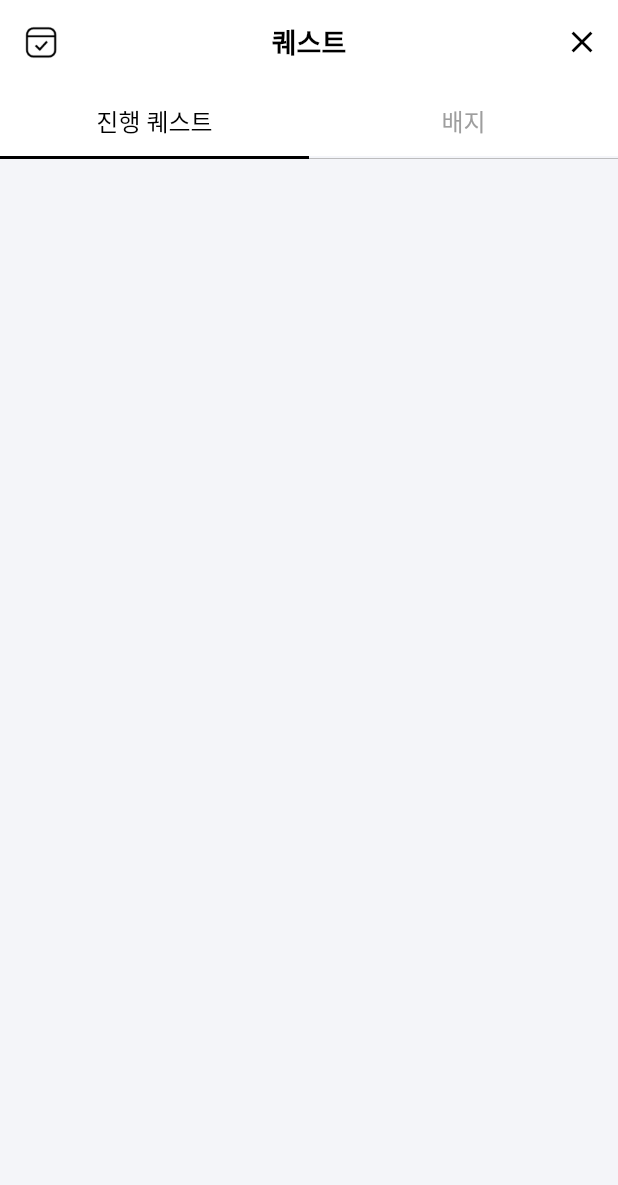
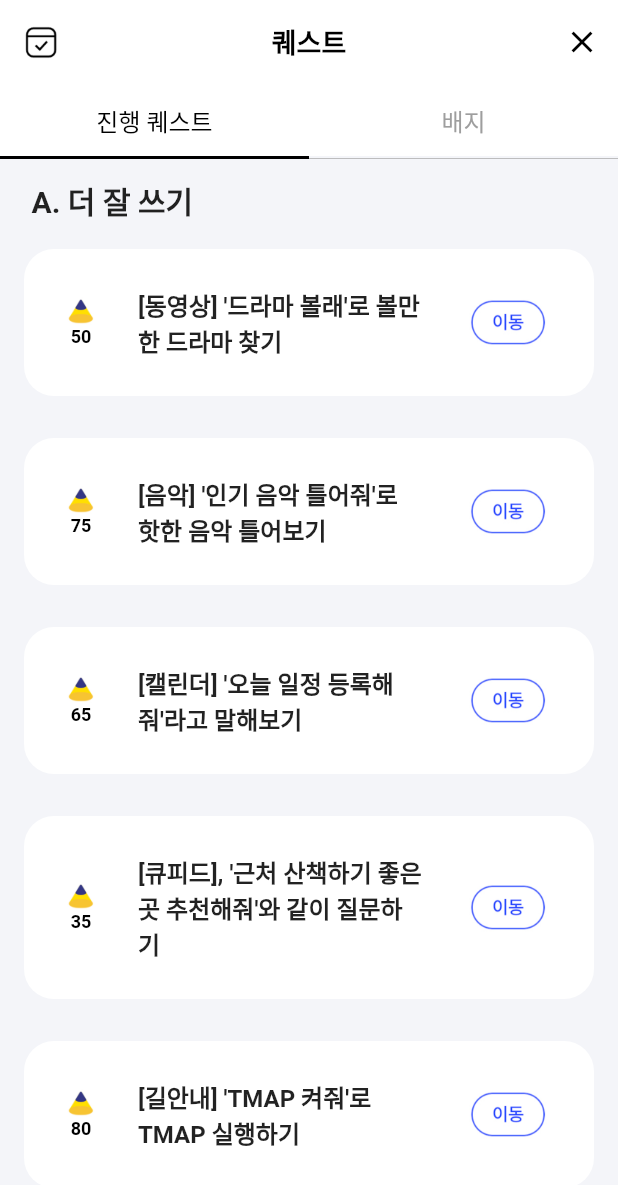
Before and after one commit to SKT-Phoenix/Phoenix, a Flutter app: the Quest screen opened by its route, on a phone screen of 412 x 824 dp. Shown: the top 1185 px of the screen. Run offline on Flutter 3.47's test engine with Material 2 defaults, Android fonts, the phone set to English and light mode, and no system bars; our stand-ins replace get.

```diff
--- a/phoenix/lib/custom_utils.dart
+++ b/phoenix/lib/custom_utils.dart
@@ -13,12 +13,3 @@ class Custom_Utils {
     return Color.fromARGB(255, 244, 245, 249);
   }
 }
-
-class WH extends StatelessWidget {
-  const WH({Key? key}) : super(key: key);
-
-  @override
-  Widget build(BuildContext context) {
-    return Scaffold();
-  }
-}
--- a/phoenix/lib/menu/menu.dart
+++ b/phoenix/lib/menu/menu.dart
@@ -226,6 +226,7 @@ class _MenuState extends State<Menu> {
             service_item("assets/tmap.png", "TMAP"),
             service_item("assets/qpeed.png", "큐피드"),
             service_item("assets/quest.png", "퀘스트"),
+            service_item("assets/issuedot.png", "이슈닷"),
             service_item("assets/reword.png", "리워드"),
           ],
         ),
@@ -254,10 +255,7 @@ class _MenuState extends State<Menu> {
               alignment: Alignment.centerLeft,
               overlayColor: MaterialStateColor.resolveWith(
                   (states) => Custom_Utils().Colors_SKT_Background()),
-            )
-            // backgroundColor:
-            //     MaterialStateColor.resolveWith((states) => Colors.amber)),
-            ),
+            )),
       ),
     );
   }
--- a/phoenix/lib/menu/quest.dart
+++ b/phoenix/lib/menu/quest.dart
@@ -39,8 +39,23 @@ class _QuestState extends State<Quest> {
           )
         ],
       ),
-      body: Column(
-        children: [NavBar(), Nav_Animation(), QuestContent()],
+      body: CustomScrollView(
+        slivers: [
+          SliverAppBar(
+            backgroundColor: Custom_Utils().Colors_SKT_Background(),
+            pinned: true,
+            flexibleSpace: Column(
+              children: [NavBar(), Nav_Animation()],
+            ),
+            bottom: PreferredSize(
+              preferredSize: Size.fromHeight(-6.0),
+              child: SizedBox(),
+            ),
+          ),
+          QuestTitle("A. 더 잘 쓰기"),
+          // QuestSubContent(1)
+          QuestSubContent(subcontents.length)
+        ],
       ),
     );
   }
@@ -48,8 +63,6 @@ class _QuestState extends State<Quest> {
   final List<bool> isSelected = [true, false];
   Widget NavBar() {
     return Container(
-      alignment: Alignment.center,
-      width: double.infinity,
       color: Colors.white,
       child: ToggleButtons(
         selectedColor: Colors.black,
@@ -80,6 +93,7 @@ class _QuestState extends State<Quest> {
   Widget Nav_Content(String name) {
     return Container(
         width: MediaQuery.of(context).size.width * 0.5,
+        // height: 30,
         child: Text(
           name,
           textAlign: TextAlign.center,
@@ -113,9 +127,81 @@ class _QuestState extends State<Quest> {
     );
   }
 
-  Widget QuestContent() {
-    return Column(
-      children: [],
+  Widget QuestTitle(String string) {
+    return SliverList(
+      delegate: SliverChildBuilderDelegate(
+          (context, index) => ListTile(
+                title: Padding(
+                  padding: const EdgeInsets.symmetric(horizontal: 5.0),
+                  child: Text(
+                    string,
+                    style: TextStyle(fontSize: 20, fontWeight: FontWeight.bold),
+                  ),
+                ),
+              ),
+          childCount: 1),
+    );
+  }
+
+  final List<String> subcontents = [
+    "[동영상] '드라마 볼래'로 볼만한 드라마 찾기",
+    "[음악] '인기 음악 틀어줘'로 핫한 음악 틀어보기",
+    "[캘린더] '오늘 일정 등록해줘'라고 말해보기",
+    "[큐피드], '근처 산책하기 좋은 곳 추천해줘'와 같이 질문하기",
+    "[길안내] 'TMAP 켜줘'로 TMAP 실행하기",
+    "[날씨] '날씨 알려줘'와 같이 날씨 확인하기",
+  ];
+  final List<String> pointcontents = ["50", "75", "65", "35", "80", "70"];
+  Widget QuestSubContent(int count) {
+    return SliverList(
+      delegate: SliverChildBuilderDelegate(
+          (context, index) => ListTile(
+                title: Padding(
+                  padding: const EdgeInsets.only(bottom: 20),
+                  child: Container(
+                    padding: EdgeInsets.symmetric(vertical: 25),
+                    decoration: BoxDecoration(
+                      color: Colors.white,
+                      borderRadius: BorderRadius.circular(20),
+                    ),
+                    child: Row(children: [
+                      Expanded(
+                        flex: 2,
+                        child: Column(
+                          children: [
+                            Image.asset(
+                              "assets/con.png",
+                              width: 20,
+                            ),
+                            Text(
+                              pointcontents[index],
+                              style: TextStyle(
+                                  color: Colors.black,
+                                  fontSize: 12,
+                                  fontWeight: FontWeight.bold),
+                            )
+                          ],
+                        ),
+                      ),
+                      Expanded(
+                        flex: 5,
+                        child: Text(
+                          subcontents[index],
+                          style: TextStyle(
+                              fontSize: 16, fontWeight: FontWeight.bold),
+                        ),
+                      ),
+                      Expanded(
+                          flex: 3,
+                          child: IconButton(
+                            icon: Image.asset("assets/move.png"),
+                            onPressed: () {},
+                          )),
+                    ]),
+                  ),
+                ),
+              ),
+          childCount: count),
     );
   }
 }
```
Also changed, not shown: phoenix/assets/issuedot.png (added), phoenix/assets/move.png (added).
